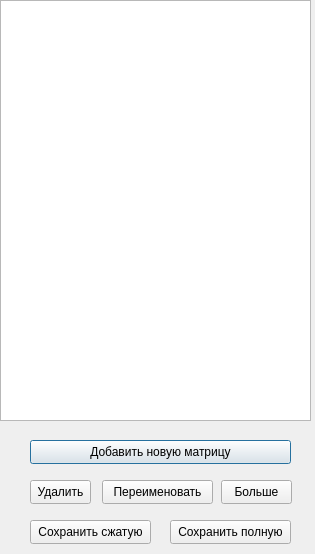
ijo42/sparse-matrix-tool, file ui/explorer.ui: the form before one commit.
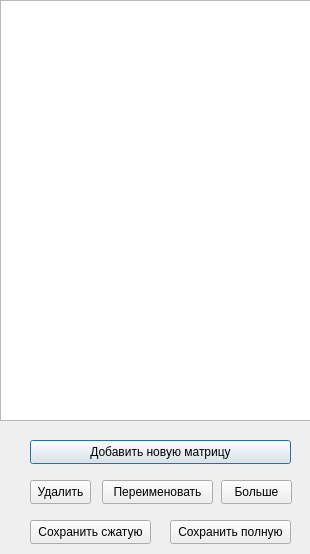
The form after the commit.

What changed in the file:
```diff
--- a/ui/explorer.ui
+++ b/ui/explorer.ui
@@ -9,7 +9,7 @@
    <rect>
     <x>0</x>
     <y>0</y>
-    <width>315</width>
+    <width>310</width>
     <height>554</height>
    </rect>
   </property>
@@ -49,19 +49,43 @@
    </property>
    <layout class="QVBoxLayout" name="verticalLayout">
     <property name="sizeConstraint">
-     <enum>QLayout::SetMaximumSize</enum>
+     <enum>QLayout::SetDefaultConstraint</enum>
     </property>
     <property name="topMargin">
      <number>0</number>
     </property>
     <item>
      <widget class="QListWidget" name="listWidget">
+      <property name="sizePolicy">
+       <sizepolicy hsizetype="Preferred" vsizetype="Preferred">
+        <horstretch>0</horstretch>
+        <verstretch>0</verstretch>
+       </sizepolicy>
+      </property>
       <property name="font">
        <font>
         <family>Impact</family>
-        <pointsize>12</pointsize>
+        <pointsize>20</pointsize>
        </font>
       </property>
+      <property name="autoFillBackground">
+       <bool>true</bool>
+      </property>
+      <property name="frameShape">
+       <enum>QFrame::StyledPanel</enum>
+      </property>
+      <property name="isWrapping" stdset="0">
+       <bool>false</bool>
+      </property>
+      <property name="resizeMode">
+       <enum>QListView::Adjust</enum>
+      </property>
+      <property name="spacing">
+       <number>8</number>
+      </property>
+      <property name="uniformItemSizes">
+       <bool>true</bool>
+      </property>
      </widget>
     </item>
    </layout>
```
